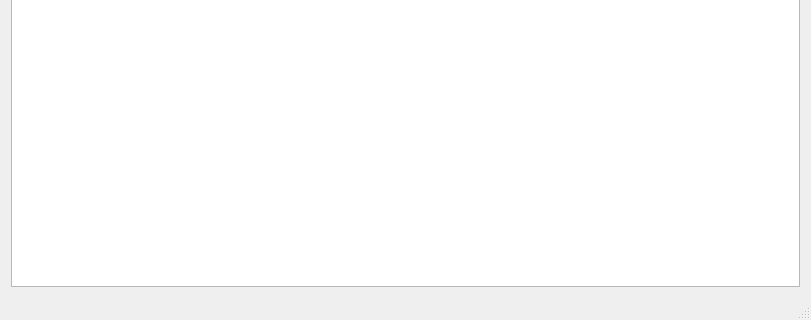
The window that server/servermainwindow.ui (eespdg/dbusdemo) describes before a commit, drawn with Qt 5; both pictures show x 0 to 811 and y 220 to 540 of the 811 by 540 pixel window.
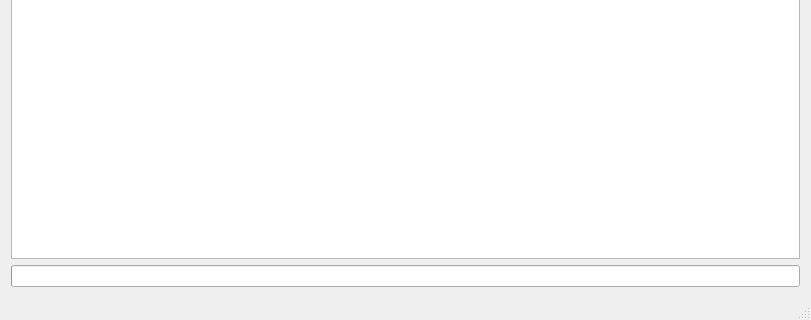
The same window after the commit.

Diff of the .ui file:
```diff
--- a/server/servermainwindow.ui
+++ b/server/servermainwindow.ui
@@ -50,6 +50,9 @@
     <item>
      <widget class="QGraphicsView" name="graphicsView"/>
     </item>
+    <item>
+     <widget class="QProgressBar" name="progressBar"/>
+    </item>
    </layout>
   </widget>
   <widget class="QStatusBar" name="statusBar"/>
```
